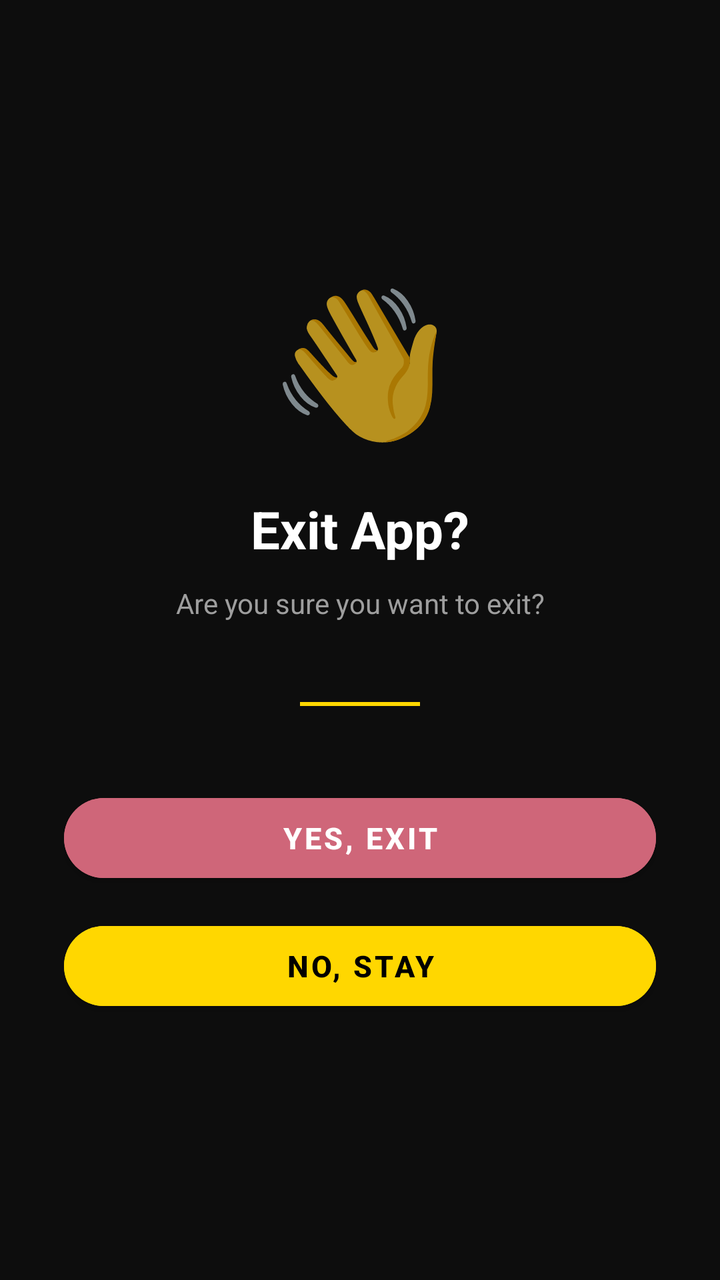
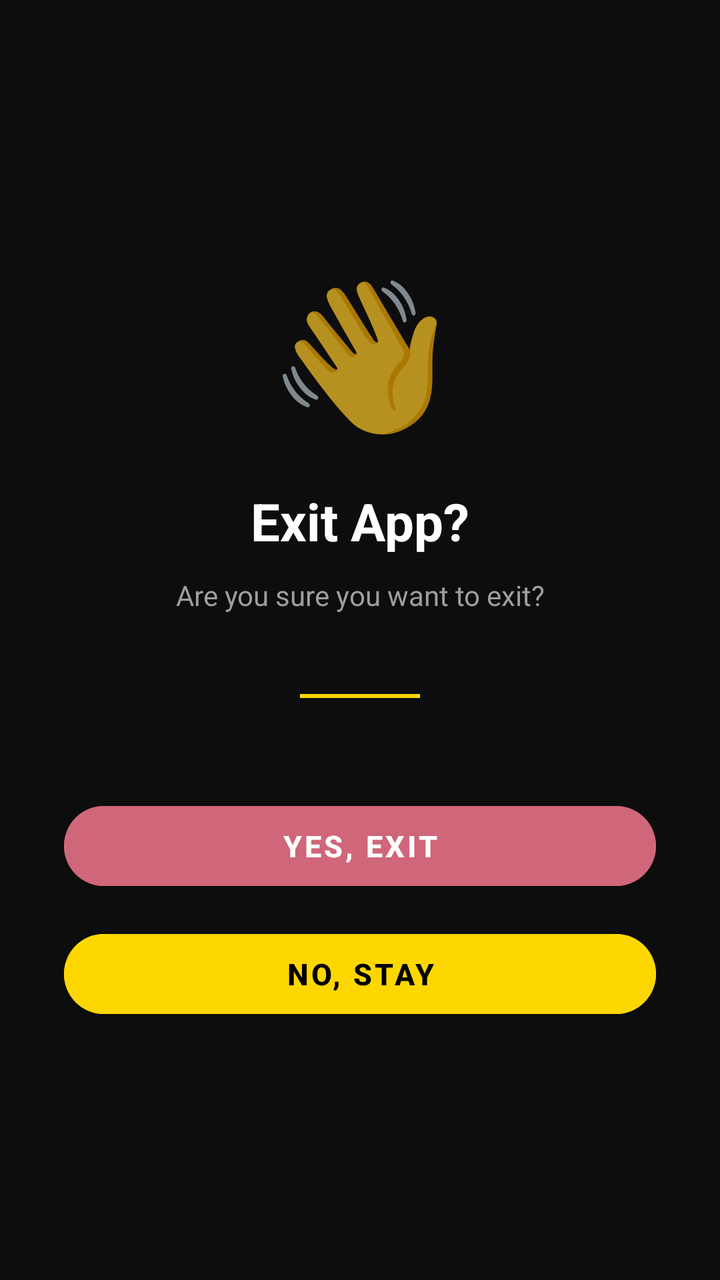

The first picture is an Android layout as it rendered before a commit; the second is the same layout after the commit. The layout source and the unified diff follow.
<!-- AndroidManifest.xml: application theme Theme.RbxCalculatorRoboxCounter -->
<!-- res/layout/activity_exit.xml -->
<?xml version="1.0" encoding="utf-8"?>
<LinearLayout xmlns:android="http://schemas.android.com/apk/res/android"
    android:fitsSystemWindows="true"
    xmlns:app="http://schemas.android.com/apk/res-auto"
    android:layout_width="match_parent"
    android:layout_height="match_parent"
    android:orientation="vertical"
    android:gravity="center"
    android:background="@color/bg_primary"
    android:padding="32dp">

    <TextView android:layout_width="wrap_content" android:layout_height="wrap_content"
        android:text="👋" android:textSize="72sp" android:layout_marginBottom="20dp"/>

    <TextView android:layout_width="wrap_content" android:layout_height="wrap_content"
        android:text="Exit App?" android:textSize="26sp" android:textStyle="bold"
        android:textColor="@color/text_primary" android:layout_marginBottom="10dp"/>

    <TextView android:layout_width="wrap_content" android:layout_height="wrap_content"
        android:text="Are you sure you want to exit?" android:textSize="14sp"
        android:textColor="@color/text_secondary" android:gravity="center"
        android:layout_marginBottom="40dp" android:lineSpacingMultiplier="1.4"/>

    
    <View android:layout_width="60dp" android:layout_height="2dp"
        android:background="@color/gold" android:layout_marginBottom="40dp"/>

    <Button android:id="@+id/btnYesExit" android:layout_width="match_parent" android:layout_height="52dp"
        android:layout_marginBottom="12dp" android:text="Yes, Exit" android:textSize="15sp"
        android:textStyle="bold" android:textColor="@color/text_primary"
        android:backgroundTint="@color/color_error" app:cornerRadius="26dp"/>

    <Button android:id="@+id/btnNoExit" android:layout_width="match_parent" android:layout_height="52dp"
        android:text="No, Stay" android:textSize="15sp"
        android:textStyle="bold" android:textColor="@color/text_on_gold"
        android:backgroundTint="@color/gold" app:cornerRadius="26dp"/>
</LinearLayout>
<!-- resources referenced by this layout -->
<resources>
  <color name="bg_primary">#0D0D0D</color>
  <color name="color_error">#CF6679</color>
  <color name="gold">#FFD700</color>
  <color name="text_on_gold">#000000</color>
  <color name="text_primary">#FFFFFF</color>
  <color name="text_secondary">#9E9E9E</color>
  <style name="Theme.RbxCalculatorRoboxCounter" parent="Theme.MaterialComponents.NoActionBar">
          
          <item name="colorPrimary">@color/gold</item>
          <item name="colorPrimaryVariant">@color/gold_dim</item>
          <item name="colorOnPrimary">@color/text_on_gold</item>
          <item name="colorSecondary">@color/gold</item>
          <item name="colorOnSecondary">@color/text_on_gold</item>
  
          
          <item name="android:colorBackground">@color/bg_primary</item>
          <item name="colorSurface">@color/bg_surface</item>
          <item name="colorOnSurface">@color/text_primary</item>
          <item name="colorOnBackground">@color/text_primary</item>
  
          
          <item name="android:statusBarColor">@color/bg_primary</item>
          <item name="android:navigationBarColor">@color/bg_primary</item>
          <item name="android:windowLightStatusBar">false</item>
  
          
          <item name="colorControlActivated">@color/gold</item>
          <item name="colorControlHighlight">@color/gold_20</item>
      </style>
  <color name="gold_dim">#B8860B</color>
  <color name="bg_surface">#1A1A1A</color>
  <color name="gold_20">#33FFD700</color>
</resources>

<!-- the commit's change to res/layout/activity_exit.xml (unified diff, before → after) -->
@@ -23,7 +23,14 @@
 
     
     <View android:layout_width="60dp" android:layout_height="2dp"
-        android:background="@color/gold" android:layout_marginBottom="40dp"/>
+        android:background="@color/gold" android:layout_marginBottom="24dp"/>
+
+    
+    <RelativeLayout
+        android:id="@+id/bannerx"
+        android:layout_width="match_parent"
+        android:layout_height="wrap_content"
+        android:layout_marginBottom="24dp" />
 
     <Button android:id="@+id/btnYesExit" android:layout_width="match_parent" android:layout_height="52dp"
         android:layout_marginBottom="12dp" android:text="Yes, Exit" android:textSize="15sp"
